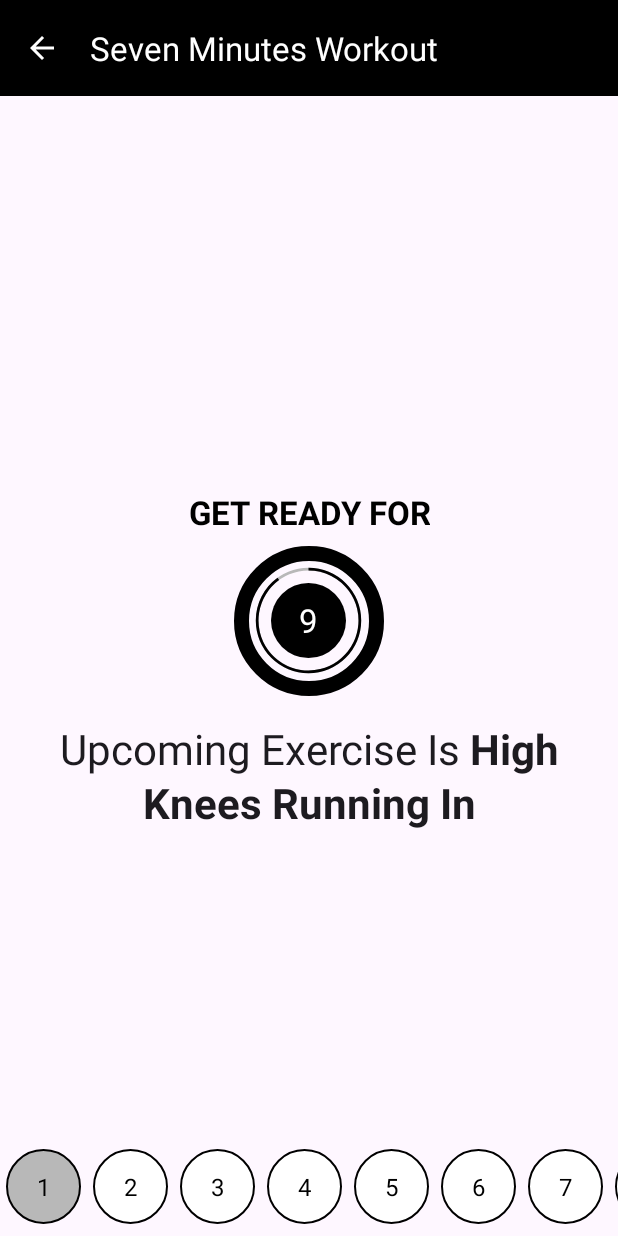
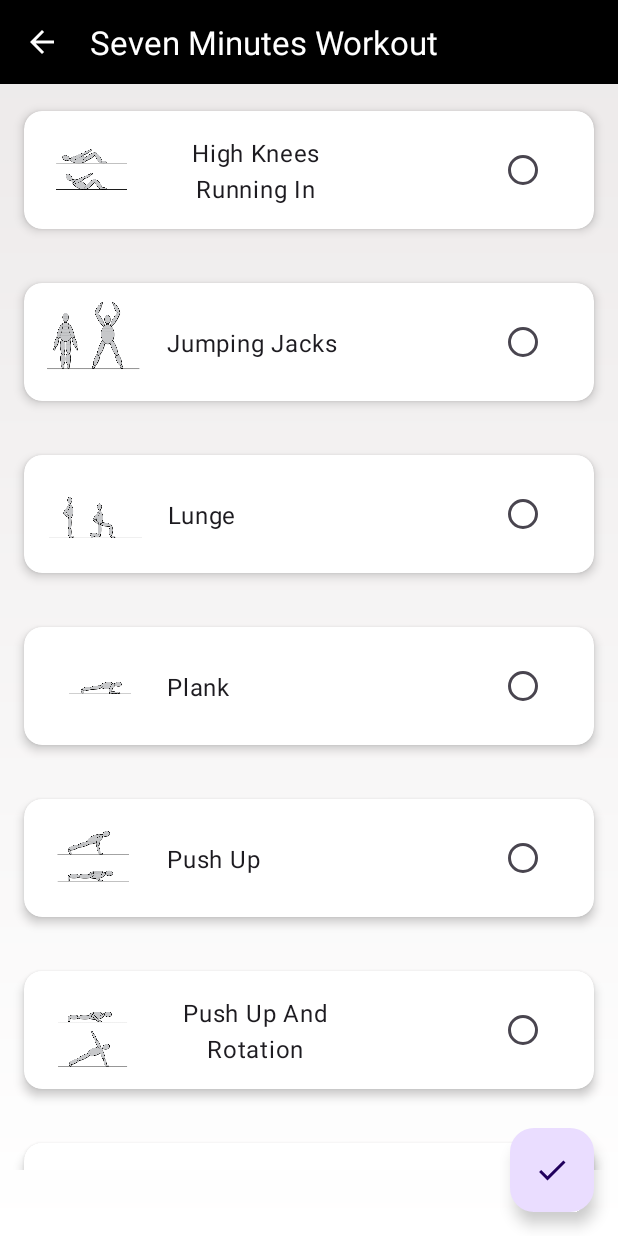
Before and after one commit to syedaliaatif/Seven-Minute-Workout-App, an Android app: the screen it shows after launch (TimerActivity before the commit, ExerciseSelectionActivity after it), after a tap on an icon or button, on a phone screen of 412 x 824 dp. Run offline under Robolectric (Android 15) with nearby library versions, the phone set to English and light mode, and no system bars.

Commit message:
Added choosing screen.

```diff
--- a/app/build.gradle.kts
+++ b/app/build.gradle.kts
@@ -1,6 +1,7 @@
 plugins {
     id("com.android.application")
     id("org.jetbrains.kotlin.android")
+    id("kotlin-parcelize")
 }
 
 android {
--- a/app/src/main/AndroidManifest.xml
+++ b/app/src/main/AndroidManifest.xml
@@ -12,6 +12,9 @@
         android:supportsRtl="true"
         android:theme="@style/Theme.SevenMinutesWorkout"
         tools:targetApi="31">
+        <activity
+            android:name=".ExerciseSelectionActivity"
+            android:exported="false" />
         <activity
             android:name=".BMIActivity"
             android:exported="false" />
--- /dev/null
+++ b/app/src/main/java/com/aatif/sevenminutesworkout/ExerciseSelectionActivity.kt
@@ -0,0 +1,47 @@
+package com.aatif.sevenminutesworkout
+
+import android.content.Intent
+import android.os.Bundle
+import android.view.View
+import android.widget.RadioButton
+import androidx.appcompat.app.AppCompatActivity
+import androidx.recyclerview.widget.LinearLayoutManager
+import com.aatif.sevenminutesworkout.adapter.ExerciseSelectionAdapter
+import com.aatif.sevenminutesworkout.adapter.listener.ItemClickListener
+import com.aatif.sevenminutesworkout.constants.Constants
+import com.aatif.sevenminutesworkout.databinding.ActivityExerciseSelectionBinding
+import com.aatif.sevenminutesworkout.model.Exercise
+
+class ExerciseSelectionActivity : AppCompatActivity() {
+
+    private lateinit var binding: ActivityExerciseSelectionBinding
+    private val adapter: ExerciseSelectionAdapter by lazy {
+        ExerciseSelectionAdapter(object: ItemClickListener{
+            override fun onItemClick(view: View, position:Int, data:MutableList<Exercise>) {
+                val radioButton = view.findViewById<RadioButton>(R.id.rb_select_exercise_toggle)
+                radioButton.isChecked = !radioButton.isChecked
+                data[position]= data[position].copy(isSelected = radioButton.isChecked)
+            }
+        })
+    }
+    override fun onCreate(savedInstanceState: Bundle?) {
+        super.onCreate(savedInstanceState)
+        binding = ActivityExerciseSelectionBinding.inflate(layoutInflater)
+        setContentView(binding.root)
+        setSupportActionBar(binding.tlbExerciseSelectionPage)
+        supportActionBar?.setDisplayShowHomeEnabled(true)
+        supportActionBar?.setDisplayHomeAsUpEnabled(true)
+        binding.tlbExerciseSelectionPage.setNavigationOnClickListener {
+            onBackPressed()
+        }
+        binding.rvExerciseContent.adapter = adapter
+        binding.rvExerciseContent.layoutManager = LinearLayoutManager(this, LinearLayoutManager.VERTICAL, false)
+        adapter.setContent(Constants.getDefaultExercises())
+        binding.fabSubmit.setOnClickListener {
+           val exerciseList =  adapter.getSelected()
+            val intent = Intent(this, TimerActivity::class.java)
+            intent.putParcelableArrayListExtra(Constants.EXERCISE_LIST_KEY, exerciseList as ArrayList<Exercise>)
+            startActivity(intent)
+        }
+    }
+}
--- a/app/src/main/java/com/aatif/sevenminutesworkout/MainActivity.kt
+++ b/app/src/main/java/com/aatif/sevenminutesworkout/MainActivity.kt
@@ -19,7 +19,7 @@ class MainActivity : AppCompatActivity() {
         startTimerFrameLayout = binding.flStartTimer
         startTimer?.setOnClickListener {
             startTimer?.background = getDrawable(R.drawable.ui__start_timer_background_clicked)
-            startActivity(Intent(this, TimerActivity::class.java ))
+            startActivity(Intent(this, ExerciseSelectionActivity::class.java))
         }
         binding.btnBmiCalculator.setOnClickListener {
             startActivity(Intent(this, BMIActivity::class.java))
--- a/app/src/main/java/com/aatif/sevenminutesworkout/TimerActivity.kt
+++ b/app/src/main/java/com/aatif/sevenminutesworkout/TimerActivity.kt
@@ -19,9 +19,10 @@ class TimerActivity : AppCompatActivity() {
     lateinit var binding : ActivityTimerBinding
     private var currentTimer : CountDownTimer?=null
     private var numExerciseCompleted = 0
-    private val exercises = Constants.getDefaultExercises().toMutableList()
+    private var exercises = Constants.getDefaultExercises().toMutableList()
     private var mediaPlayer: MediaPlayer? = null
     private lateinit var adapter: PaginationAdapter
+
     override fun onCreate(savedInstanceState: Bundle?) {
         super.onCreate(savedInstanceState)
         binding = ActivityTimerBinding.inflate(layoutInflater)
@@ -31,6 +32,18 @@ class TimerActivity : AppCompatActivity() {
         supportActionBar?.setDisplayShowHomeEnabled(true)
         binding.tlbTimerPage.setNavigationOnClickListener {
             onBackPressed()
+        }
+
+        if(android.os.Build.VERSION.SDK_INT >= android.os.Build.VERSION_CODES.TIRAMISU) {
+            intent.extras?.getParcelableArrayList(Constants.EXERCISE_LIST_KEY, Exercise::class.java)
+                ?.let{
+                    exercises = it.toMutableList()
+                }
+        }
+        else{
+            intent.extras?.getParcelableArrayList<Exercise>(Constants.EXERCISE_LIST_KEY)?.let{
+                exercises = it.toMutableList()
+            }
         }
         setUpPagination()
         showRestView()
@@ -70,7 +83,7 @@ class TimerActivity : AppCompatActivity() {
         exercises.updateStatus(numExerciseCompleted,ExerciseStatus.INPROGRESS)
         playSound()
         hideImageView()
-        showTitleView("GET READY FOR")
+        showTitleView(getString(R.string.rest_title_text))
         showProgressView(10)
         showUpcomingExerciseView()
         startTimer(10){showExerciseView()}
--- /dev/null
+++ b/app/src/main/java/com/aatif/sevenminutesworkout/adapter/ExerciseSelectionAdapter.kt
@@ -0,0 +1,77 @@
+package com.aatif.sevenminutesworkout.adapter
+
+import android.view.LayoutInflater
+import android.view.View
+import android.view.ViewGroup
+import android.widget.ImageView
+import android.widget.RadioButton
+import android.widget.TextView
+import androidx.annotation.DrawableRes
+import androidx.recyclerview.widget.RecyclerView.Adapter
+import androidx.recyclerview.widget.RecyclerView.ViewHolder
+import com.aatif.sevenminutesworkout.R
+import com.aatif.sevenminutesworkout.adapter.listener.ItemClickListener
+import com.aatif.sevenminutesworkout.model.Exercise
+
+class ExerciseSelectionAdapter(private val itemClickListener:ItemClickListener): Adapter<ExerciseSelectionAdapter.ExerciseDetailViewHolder>() {
+
+    private val content : MutableList<Exercise> = mutableListOf()
+
+    fun setContent(newContent: List<Exercise>){
+        content.clear()
+        content.addAll(newContent)
+        notifyDataSetChanged()
+    }
+
+    fun updateContent(position: Int, exercise: Exercise){
+        if(position < content.size) {
+            content[position] = exercise
+            notifyItemChanged(position)
+        }
+    }
+    override fun onCreateViewHolder(parent: ViewGroup, viewType: Int): ExerciseDetailViewHolder {
+        val context = parent.context
+        val layoutInflater = LayoutInflater.from(context)
+        val view = layoutInflater.inflate(R.layout.exercise_detail_item, parent, false)
+        return ExerciseDetailViewHolder(view)
+    }
+
+    override fun getItemCount(): Int = content.size
+
+    override fun onBindViewHolder(holder: ExerciseDetailViewHolder, position: Int) {
+        content[position].apply {
+            imageResource?.let {
+                holder.updateImage(it)
+            }
+            holder.updateTitle(name)
+        }
+        holder.setOnClickListener(itemClickListener, position, content)
+    }
+
+    fun getSelected(): List<Exercise> = content.filter {
+        it.isSelected
+    }
+
+    class ExerciseDetailViewHolder(private val itemView: View):ViewHolder(itemView){
+        private val image: ImageView = itemView.findViewById(R.id.iv_exercise_image)
+        private val title: TextView = itemView.findViewById(R.id.tv_exercise_title)
+        private val radioButton: RadioButton = itemView.findViewById(R.id.rb_select_exercise_toggle)
+        init {
+            radioButton.setActivated(false)
+        }
+        fun updateImage(@DrawableRes resId:Int){
+            image.setImageResource(resId)
+        }
+
+        fun updateTitle(text: String){
+            title.text = text
+        }
+
+        fun setOnClickListener(itemClickListener: ItemClickListener, position: Int,content:MutableList<Exercise>){
+            itemView.setOnClickListener {
+                itemClickListener.onItemClick(itemView,position,content )
+            }
+            radioButton.isClickable = false
+        }
+    }
+}
--- a/app/src/main/java/com/aatif/sevenminutesworkout/adapter/PaginationAdapter.kt
+++ b/app/src/main/java/com/aatif/sevenminutesworkout/adapter/PaginationAdapter.kt
@@ -23,7 +23,7 @@ internal class PaginationAdapter:Adapter<PaginationAdapter.PaginationItemViewHol
     }
 
     override fun onBindViewHolder(holder: PaginationItemViewHolder, position: Int) {
-        holder.updateText(data[position].id.toString())
+        holder.updateText((position+1).toString())
         holder.updateStatus(data[position].exerciseStatus)
     }
 
--- /dev/null
+++ b/app/src/main/java/com/aatif/sevenminutesworkout/adapter/listener/ItemClickListener.kt
@@ -0,0 +1,9 @@
+package com.aatif.sevenminutesworkout.adapter.listener
+
+import android.view.View
+import com.aatif.sevenminutesworkout.model.Exercise
+
+interface ItemClickListener {
+
+    fun onItemClick(view:View, position:Int, data:MutableList<Exercise>)
+}
--- a/app/src/main/java/com/aatif/sevenminutesworkout/constants/Constants.kt
+++ b/app/src/main/java/com/aatif/sevenminutesworkout/constants/Constants.kt
@@ -64,4 +64,6 @@ object Constants {
             )
         )
     }
+
+    const val EXERCISE_LIST_KEY = "EXERCISES_SELECTED"
 }
--- a/app/src/main/java/com/aatif/sevenminutesworkout/model/Exercise.kt
+++ b/app/src/main/java/com/aatif/sevenminutesworkout/model/Exercise.kt
@@ -1,8 +1,55 @@
 package com.aatif.sevenminutesworkout.model
+
+import android.os.Parcel
+import android.os.Parcelable
 
 data class Exercise(
      val id: Int,
      val name: String,
      val imageResource: Int? = null,
-     val exerciseStatus: ExerciseStatus = ExerciseStatus.INCOMPLETE
-)
+     val exerciseStatus: ExerciseStatus = ExerciseStatus.INCOMPLETE,
+     val isSelected:Boolean = false
+) : Parcelable {
+     constructor(parcel: Parcel) : this(
+          id = parcel.readInt(),
+          name = parcel.readString().orEmpty(),
+          imageResource = parcel.readValue(Int::class.java.classLoader) as? Int,
+          exerciseStatus = parcel.readInt().let {
+              when (it) {
+                    0 -> {
+                         ExerciseStatus.COMPLETED
+                    }
+                    2 -> {
+                         ExerciseStatus.INPROGRESS
+                    }
+                    else -> {
+                         ExerciseStatus.INCOMPLETE
+                    }
+               }
+          },
+          isSelected = parcel.readByte() != 0.toByte()
+     ) {
+     }
+
+     override fun writeToParcel(parcel: Parcel, flags: Int) {
+          parcel.writeInt(id)
+          parcel.writeString(name)
+          parcel.writeValue(imageResource)
+          parcel.writeInt(exerciseStatus.value)
+          parcel.writeByte(if (isSelected) 1 else 0)
+     }
+
+     override fun describeContents(): Int {
+          return 0
+     }
+
+     companion object CREATOR : Parcelable.Creator<Exercise> {
+          override fun createFromParcel(parcel: Parcel): Exercise {
+               return Exercise(parcel)
+          }
+
+          override fun newArray(size: Int): Array<Exercise?> {
+               return arrayOfNulls(size)
+          }
+     }
+}
--- a/app/src/main/java/com/aatif/sevenminutesworkout/model/ExerciseStatus.kt
+++ b/app/src/main/java/com/aatif/sevenminutesworkout/model/ExerciseStatus.kt
@@ -1,7 +1,7 @@
 package com.aatif.sevenminutesworkout.model
 
-enum class ExerciseStatus {
-    COMPLETED,
-    INCOMPLETE,
-    INPROGRESS
+enum class ExerciseStatus(val value:Int) {
+    COMPLETED(0),
+    INCOMPLETE (1) ,
+    INPROGRESS (2)
 }
--- /dev/null
+++ b/app/src/main/res/drawable/done.xml
@@ -0,0 +1,5 @@
+<vector android:height="24dp" android:tint="#FFFFFF"
+    android:viewportHeight="24" android:viewportWidth="24"
+    android:width="24dp" xmlns:android="http://schemas.android.com/apk/res/android">
+    <path android:fillColor="@android:color/white" android:pathData="M9,16.2L4.8,12l-1.4,1.4L9,19 21,7l-1.4,-1.4L9,16.2z"/>
+</vector>
--- /dev/null
+++ b/app/src/main/res/drawable/gradient.xml
@@ -0,0 +1,8 @@
+<?xml version="1.0" encoding="utf-8"?>
+<shape xmlns:android="http://schemas.android.com/apk/res/android"
+    android:shape="rectangle">
+    <gradient
+        android:startColor="@color/white"
+        android:endColor="#ECE9E9"
+        android:angle="90" />
+</shape>
--- /dev/null
+++ b/app/src/main/res/layout/activity_exercise_selection.xml
@@ -0,0 +1,47 @@
+<?xml version="1.0" encoding="utf-8"?>
+<androidx.constraintlayout.widget.ConstraintLayout
+    xmlns:android="http://schemas.android.com/apk/res/android"
+    xmlns:app="http://schemas.android.com/apk/res-auto"
+    xmlns:tools="http://schemas.android.com/tools"
+    android:layout_width="match_parent"
+    android:layout_height="match_parent"
+    android:background="@drawable/gradient"
+    tools:context=".ExerciseSelectionActivity">
+
+    <androidx.appcompat.widget.Toolbar
+        android:id="@+id/tlb_exercise_selection_page"
+        android:layout_width="match_parent"
+        android:layout_height="?android:attr/actionBarSize"
+        android:background="@color/black"
+        android:elevation="4dp"
+        android:theme="@style/ThemeOverlay.AppCompat.Dark.ActionBar"
+        app:popupTheme="@style/Widget.AppCompat.Light.PopupMenu"
+        app:layout_constraintStart_toStartOf="parent"
+        app:layout_constraintTop_toTopOf="parent"
+        />
+
+    <androidx.recyclerview.widget.RecyclerView
+        android:id="@+id/rv_exercise_content"
+        android:layout_width="match_parent"
+        android:layout_height="wrap_content"
+        app:layout_constraintTop_toBottomOf="@id/tlb_exercise_selection_page"
+        app:layout_constraintStart_toStartOf="parent"
+        app:layout_constraintEnd_toEndOf="parent"
+        android:paddingBottom="100dp"
+        />
+
+    <com.google.android.material.floatingactionbutton.FloatingActionButton
+        android:id="@+id/fab_submit"
+        android:layout_width="wrap_content"
+        android:layout_height="wrap_content"
+        android:contentDescription="Submit"
+        android:src="@drawable/done"
+        android:tint="@color/white"
+        android:background="@color/white"
+        android:layout_margin="16dp"
+        app:layout_constraintEnd_toEndOf="parent"
+        app:layout_constraintBottom_toBottomOf="parent"
+        app:rippleColor="@color/white"
+        />
+
+</androidx.constraintlayout.widget.ConstraintLayout>
--- /dev/null
+++ b/app/src/main/res/layout/exercise_detail_item.xml
@@ -0,0 +1,65 @@
+<?xml version="1.0" encoding="utf-8"?>
+
+<androidx.coordinatorlayout.widget.CoordinatorLayout
+    xmlns:android="http://schemas.android.com/apk/res/android"
+    xmlns:tools="http://schemas.android.com/tools"
+    xmlns:app="http://schemas.android.com/apk/res-auto"
+    android:layout_width="match_parent"
+    android:layout_height="wrap_content">
+    <com.google.android.material.circularreveal.cardview.CircularRevealCardView
+        android:id="@+id/cv_container"
+        android:layout_width="match_parent"
+        android:layout_height="wrap_content"
+        android:layout_margin="8dp"
+        android:padding="16dp"
+        app:cardBackgroundColor="@color/white"
+        app:cardUseCompatPadding="true"
+        app:cardElevation="4dp"
+        style="@style/Widget.Material3.CardView.Elevated"
+        >
+
+        <androidx.constraintlayout.widget.ConstraintLayout
+            android:id="@+id/cl_content"
+            android:layout_width="match_parent"
+            android:layout_height="wrap_content"
+            android:orientation="horizontal"
+            android:paddingHorizontal="16dp"
+            android:paddingVertical="8dp"
+            >
+
+            <ImageView
+                android:id="@+id/iv_exercise_image"
+                android:layout_width="64dp"
+                android:layout_height="64dp"
+                android:scaleType="centerInside"
+                app:layout_constraintStart_toStartOf="parent"
+                app:layout_constraintTop_toTopOf="parent"
+                app:layout_constraintBottom_toBottomOf="parent"
+                tools:src="@drawable/ic_lunge" />
+
+            <TextView
+                android:id="@+id/tv_exercise_title"
+                android:layout_width="wrap_content"
+                android:layout_height="wrap_content"
+                android:textAlignment="center"
+                android:textAppearance="@style/TextAppearance.Material3.BodyLarge"
+                android:paddingHorizontal="16dp"
+                app:layout_constraintStart_toEndOf="@id/iv_exercise_image"
+                app:layout_constraintTop_toTopOf="parent"
+                app:layout_constraintBottom_toBottomOf="parent"
+                android:lineBreakStyle="strict"
+                android:maxWidth="150dp"
+                tools:text="Lunge"
+                />
+            <RadioButton
+                android:id="@+id/rb_select_exercise_toggle"
+                android:layout_width="wrap_content"
+                android:layout_height="wrap_content"
+                android:gravity="center"
+                app:layout_constraintEnd_toEndOf="parent"
+                app:layout_constraintTop_toTopOf="parent"
+                app:layout_constraintBottom_toBottomOf="parent"
+                />
+        </androidx.constraintlayout.widget.ConstraintLayout>
+    </com.google.android.material.circularreveal.cardview.CircularRevealCardView>
+</androidx.coordinatorlayout.widget.CoordinatorLayout>
--- a/app/src/main/res/values/strings.xml
+++ b/app/src/main/res/values/strings.xml
@@ -9,6 +9,6 @@
     <string name="height_hint_in_meters">Height (Ms)</string>
     <string name="height_hint_in_feets">Height (Fts)</string>
     <string name="weight_hint_in_kgs">Weight (Kgs)</string>
-    <string name ="weight_hint_in_pounds">Weight (Pounds)</string>
+    <string name="weight_hint_in_pounds">Weight (Pounds)</string>
     <string name="bmi_calculate_btn_text">Calculate</string>
 </resources>
```
